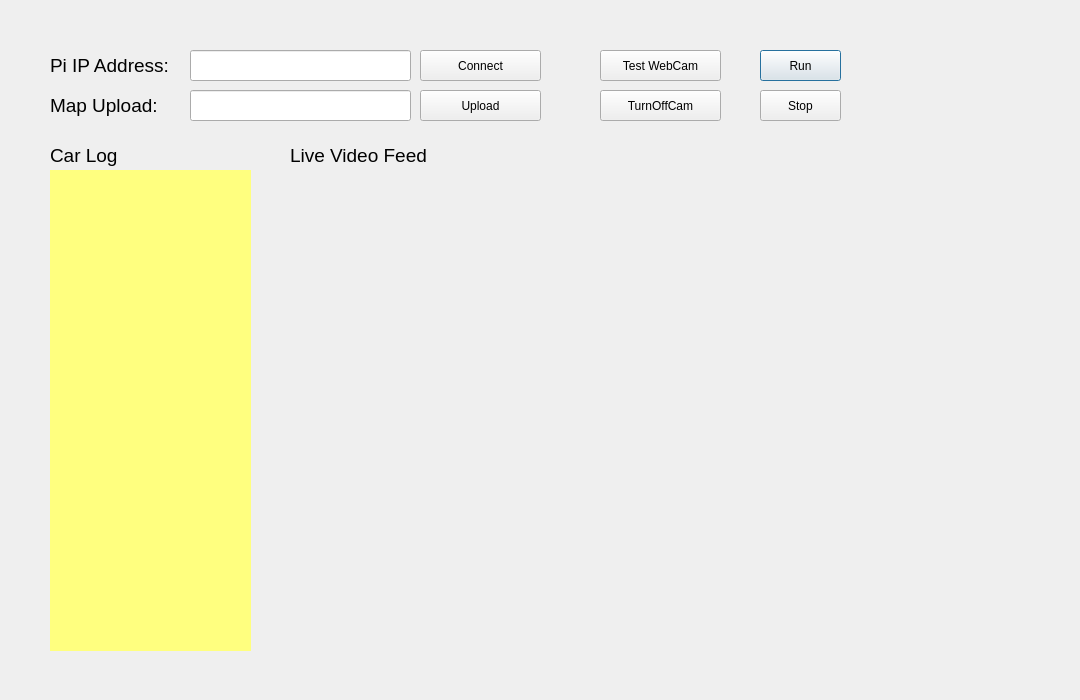
First picture: the form in rcGUI_design.ui, repository Temple-Autonomous-RC-Car/Control-Server, before the edit.
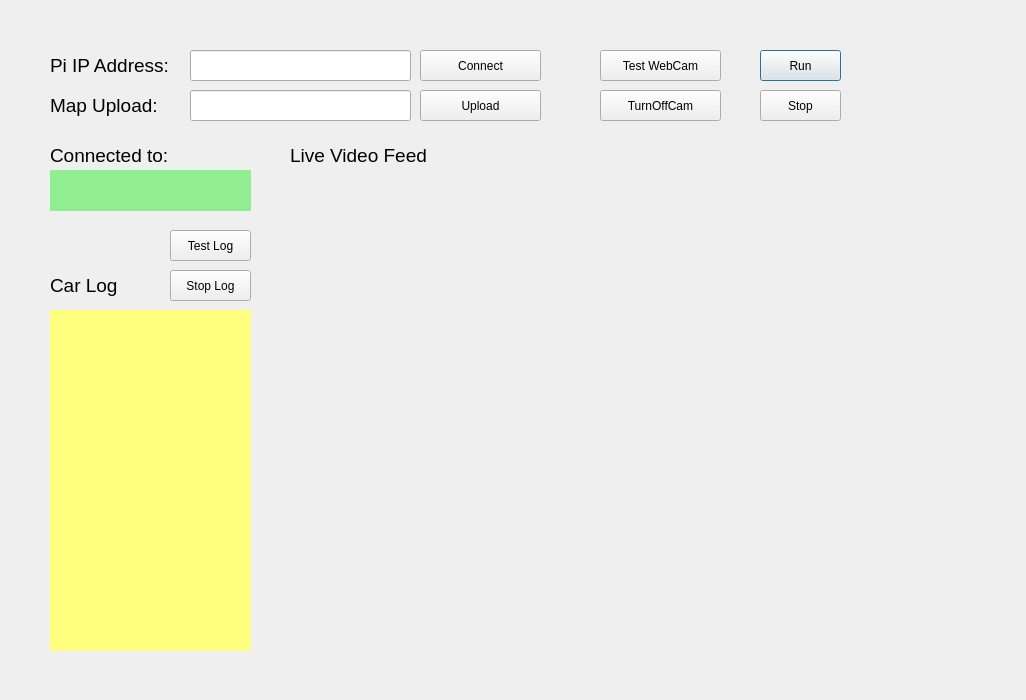
Second picture: the form after the edit.

Commit message: Car Logging Works with Test Strings

```diff
--- a/rcGUI_design.ui
+++ b/rcGUI_design.ui
@@ -6,7 +6,7 @@
    <rect>
     <x>0</x>
     <y>0</y>
-    <width>1080</width>
+    <width>1026</width>
     <height>700</height>
    </rect>
   </property>
@@ -74,7 +74,7 @@
    <property name="geometry">
     <rect>
      <x>50</x>
-     <y>140</y>
+     <y>270</y>
      <width>81</width>
      <height>31</height>
     </rect>
@@ -92,9 +92,9 @@
    <property name="geometry">
     <rect>
      <x>50</x>
-     <y>170</y>
+     <y>310</y>
      <width>201</width>
-     <height>481</height>
+     <height>341</height>
     </rect>
    </property>
    <property name="font">
@@ -229,6 +229,77 @@
     <string/>
    </property>
   </widget>
+  <widget class="QLabel" name="CarLogTitle_2">
+   <property name="geometry">
+    <rect>
+     <x>50</x>
+     <y>140</y>
+     <width>131</width>
+     <height>31</height>
+    </rect>
+   </property>
+   <property name="font">
+    <font>
+     <pointsize>14</pointsize>
+    </font>
+   </property>
+   <property name="text">
+    <string>Connected to:</string>
+   </property>
+  </widget>
+  <widget class="QLabel" name="CarIPLabel">
+   <property name="geometry">
+    <rect>
+     <x>50</x>
+     <y>170</y>
+     <width>201</width>
+     <height>41</height>
+    </rect>
+   </property>
+   <property name="font">
+    <font>
+     <pointsize>11</pointsize>
+    </font>
+   </property>
+   <property name="autoFillBackground">
+    <bool>false</bool>
+   </property>
+   <property name="styleSheet">
+    <string notr="true">background-color: lightgreen;</string>
+   </property>
+   <property name="text">
+    <string/>
+   </property>
+   <property name="alignment">
+    <set>Qt::AlignCenter</set>
+   </property>
+  </widget>
+  <widget class="QPushButton" name="stopLogButton">
+   <property name="geometry">
+    <rect>
+     <x>170</x>
+     <y>270</y>
+     <width>81</width>
+     <height>31</height>
+    </rect>
+   </property>
+   <property name="text">
+    <string>Stop Log</string>
+   </property>
+  </widget>
+  <widget class="QPushButton" name="testLogButton">
+   <property name="geometry">
+    <rect>
+     <x>170</x>
+     <y>230</y>
+     <width>81</width>
+     <height>31</height>
+    </rect>
+   </property>
+   <property name="text">
+    <string>Test Log</string>
+   </property>
+  </widget>
  </widget>
  <resources/>
  <connections/>
```
Left out of the diff: 3 changed lines with no effect on the pictures. The commit also changes 3 other files.
